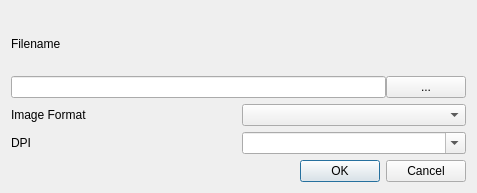
Ehlmann-research-group/WISER, file src/gui/ui_files/export_plot_image.ui: the form before one commit.
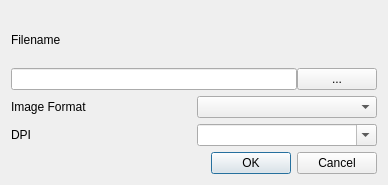
The form after the commit.

Commit message:
Show abbreviated image formats in plot export UI
The original plot-export UI was showing full names of export formats,
e.g. "Portable Document Format" for PDF or "Encapsulated Postscript"
for EPS.  This is now shortened to just the acronym for the format.

```diff
--- a/src/gui/ui_files/export_plot_image.ui
+++ b/src/gui/ui_files/export_plot_image.ui
@@ -6,8 +6,8 @@
    <rect>
     <x>0</x>
     <y>0</y>
-    <width>477</width>
-    <height>193</height>
+    <width>388</width>
+    <height>185</height>
    </rect>
   </property>
   <property name="windowTitle">
```
The commit also changes 1 other file.
